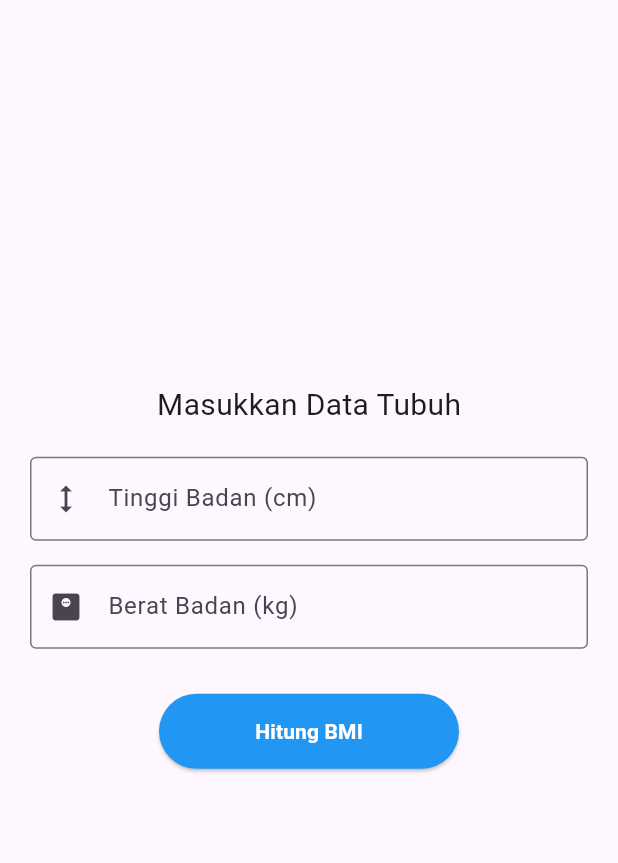
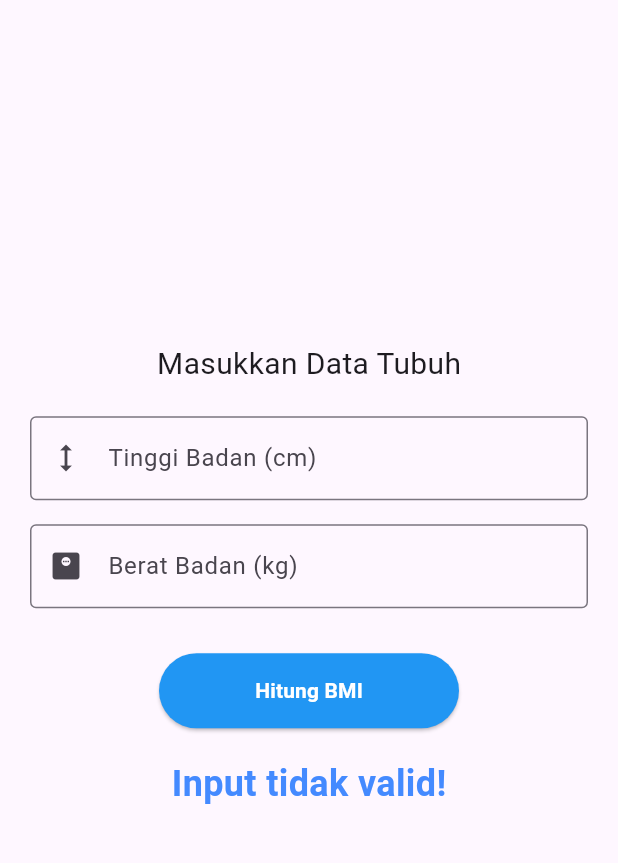
Before and after one commit to haikalassiddiqqi/uas_fitcheck_kalori, a Flutter app: the screen it shows after launch, after a tap on "Hitung BMI", on a phone screen of 412 x 824 dp, the part 84-947 px from its top. Run offline on Flutter 3.47's test engine with Material 3 defaults, Android fonts, the phone set to English and light mode, and no system bars.

Commit message:
displa BMI result on UI

```diff
--- a/lib/main.dart
+++ b/lib/main.dart
@@ -57,6 +57,7 @@ class _MyHomePageState extends State<MyHomePage> {
   // 🧩 Step 1: Buat controller buat "ngintip" isi TextField
   final TextEditingController tinggiController = TextEditingController();
   final TextEditingController beratController = TextEditingController();
+  String hasilBMI = "";
 
   @override
   Widget build(BuildContext context) {
@@ -104,12 +105,27 @@ class _MyHomePageState extends State<MyHomePage> {
               ),
               const SizedBox(height: 30),
               ElevatedButton(
-                onPressed: () {
-                  // 🧩 Step 3: Ambil datanya dan munculkan di Console
-                  String tinggi = tinggiController.text;
-                  String berat = beratController.text;
+               onPressed: () {
+                  // 1. Ambil data & ubah ke angka
+                  double? tinggi = double.tryParse(tinggiController.text);
+                  double? berat = double.tryParse(beratController.text);
 
-                  print("Hasil Input -> Tinggi: $tinggi, Berat: $berat");
+                  if (tinggi != null && berat != null && tinggi > 0) {
+                    double tinggiMeter = tinggi / 100;
+                    double bmi = berat / (tinggiMeter * tinggiMeter);
+
+                    // 2. Bungkus dengan setState agar layar berubah
+                    setState(() {
+                      hasilBMI = "BMI Kamu: ${bmi.toStringAsFixed(2)}";
+                    });
+
+                    // Tetap cetak di terminal buat jaga-jaga
+                    print("BMI Berhasil Dihitung: $hasilBMI");
+                  } else {
+                    setState(() {
+                      hasilBMI = "Input tidak valid!";
+                    });
+                  }
                 },
                 style: ElevatedButton.styleFrom(
                   backgroundColor: Colors.blue,
@@ -121,6 +137,15 @@ class _MyHomePageState extends State<MyHomePage> {
                   style: TextStyle(fontWeight: FontWeight.bold),
                 ),
               ),
+              const SizedBox(height: 20),
+              Text(
+                hasilBMI,
+                style: const TextStyle(
+                  fontSize: 24,
+                  fontWeight: FontWeight.bold,
+                  color: Colors.blueAccent
+                ),
+              ),
             ],
           ),
         ),
```
